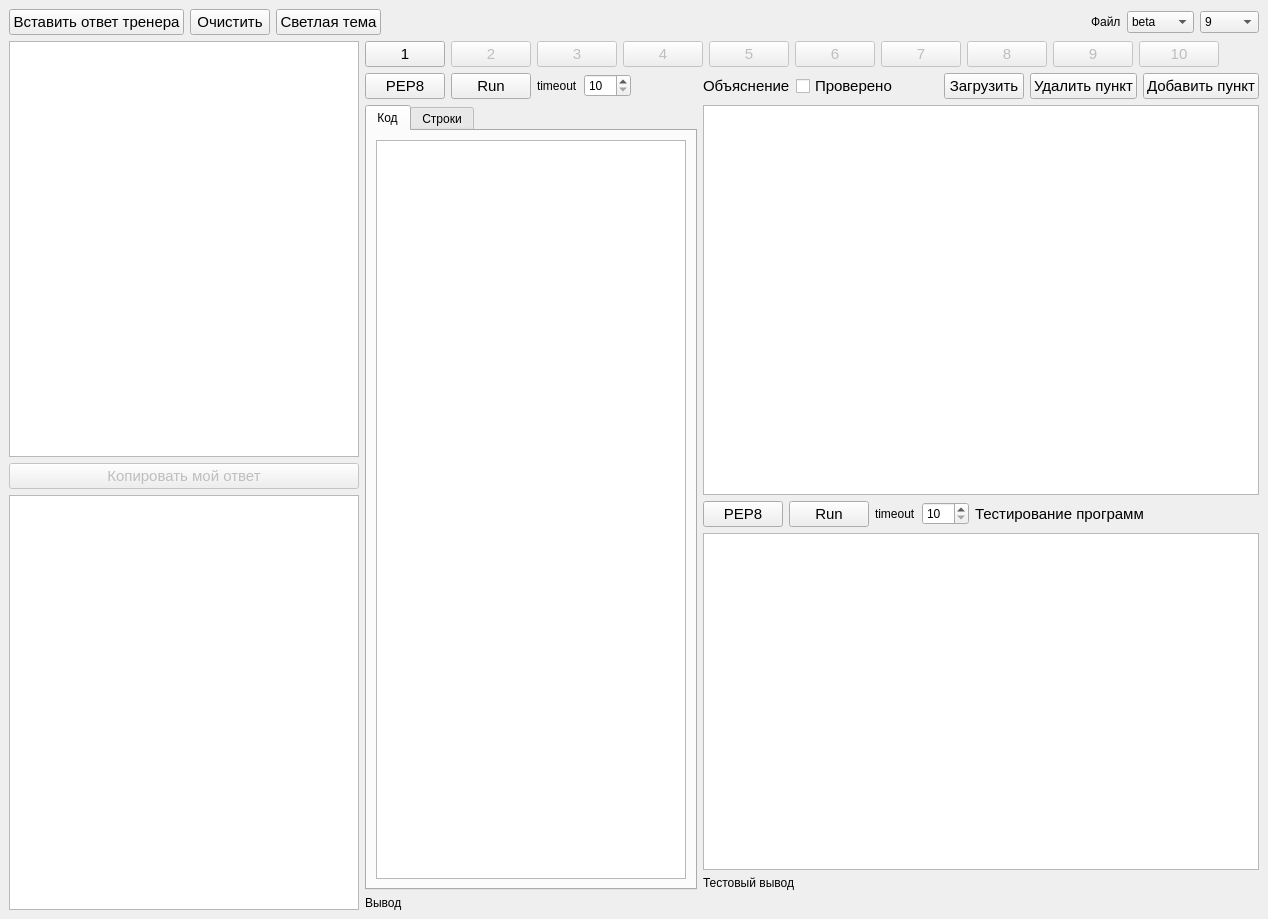
grigvlwork/syntax123, file mainwindow.ui: the form before one commit.
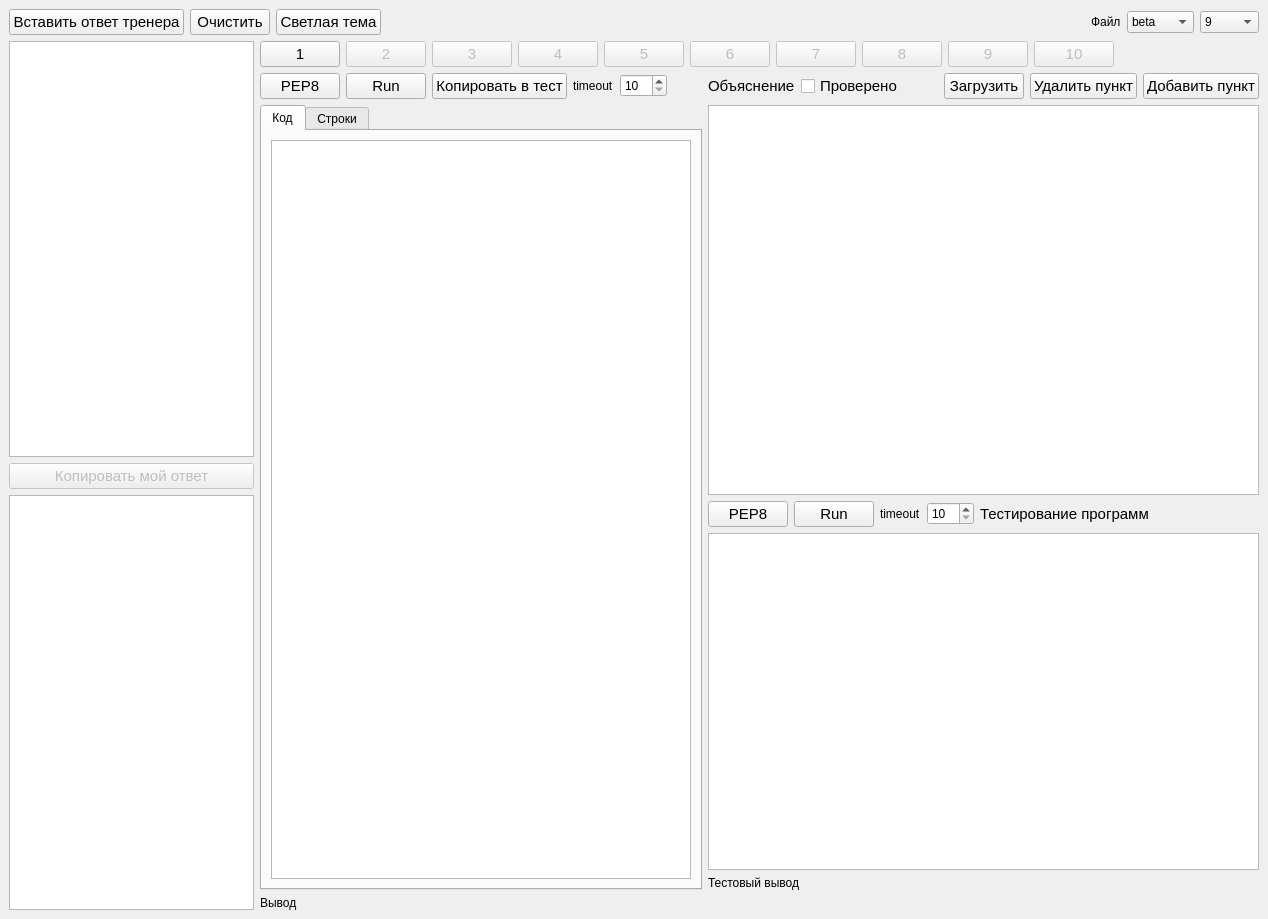
The form after the commit. Icons and pictures are not drawn.

Commit message: добавил просмотр строками в коде

Patch:
```diff
--- a/mainwindow.ui
+++ b/mainwindow.ui
@@ -526,6 +526,18 @@
                 </property>
                </widget>
               </item>
+              <item>
+               <widget class="QPushButton" name="copy_to_test_btn">
+                <property name="font">
+                 <font>
+                  <pointsize>11</pointsize>
+                 </font>
+                </property>
+                <property name="text">
+                 <string>Копировать в тест</string>
+                </property>
+               </widget>
+              </item>
               <item>
                <widget class="QLabel" name="label_4">
                 <property name="text">
```
The commit also changes 2 other files.
